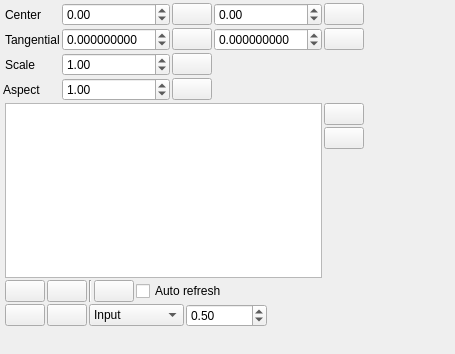
Qt form utils/distortioncorrector/lensDistortionModelParametersControlWidget.ui (NickPenkrat/corecvs) before a commit.
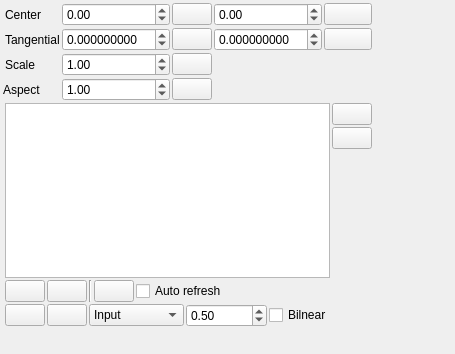
The same form after that commit. Icons and pictures are not drawn.

The edit to the form file:
```diff
--- a/utils/distortioncorrector/lensDistortionModelParametersControlWidget.ui
+++ b/utils/distortioncorrector/lensDistortionModelParametersControlWidget.ui
@@ -495,7 +495,7 @@
        </property>
       </widget>
      </item>
-     <item row="0" column="4">
+     <item row="0" column="5">
       <spacer name="horizontalSpacer">
        <property name="orientation">
         <enum>Qt::Horizontal</enum>
@@ -524,6 +524,13 @@
        </property>
       </widget>
      </item>
+     <item row="0" column="4">
+      <widget class="QCheckBox" name="bilinearCheckBox">
+       <property name="text">
+        <string>Bilnear</string>
+       </property>
+      </widget>
+     </item>
     </layout>
    </item>
   </layout>
```
